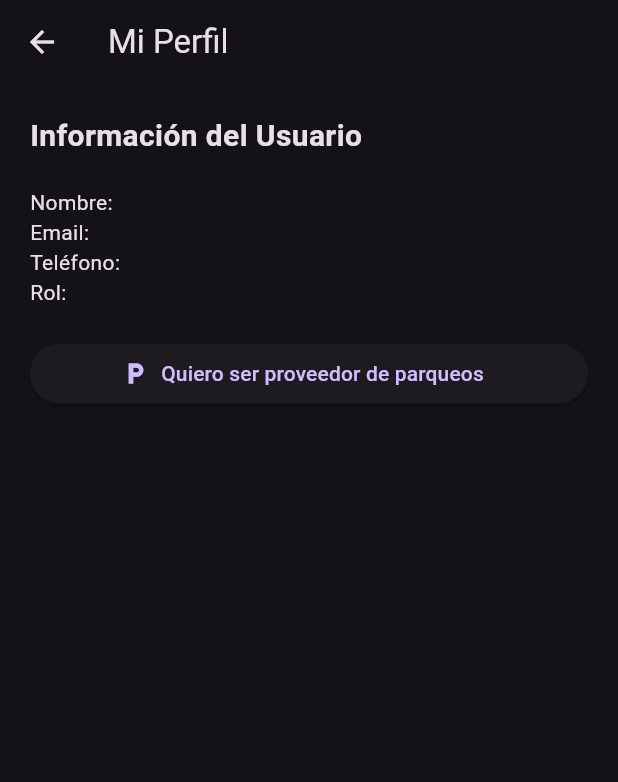
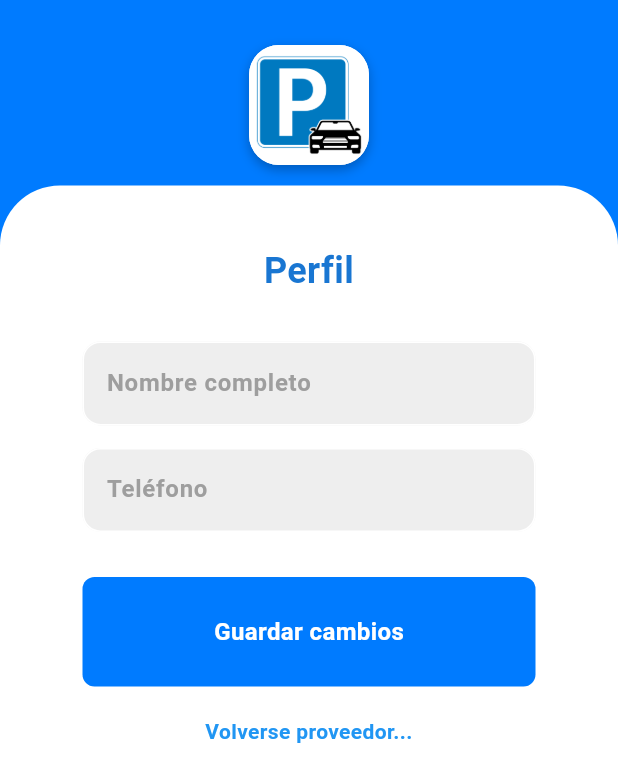
Before and after one commit to Valexito/mapBoxAPI, a Flutter app: the screen it shows once a user with an empty profile is signed in, in the side drawer, after a tap on "Perfil", on a phone screen of 412 x 824 dp. Shown: the top 782 px of the screen. Run offline on Flutter 3.47's test engine with Material 3 defaults, Android fonts, the phone set to English and light mode, and no system bars; our stand-ins replace cloud_firestore, firebase_auth, firebase_core, flutter_map, geolocator, google_sign_in and 1 more; accounts and stored records are empty; network calls fail.

Commit message:
Vistas actualizadas until bottom nav bar 2

```diff
--- a/lib/components/my_textfield.dart
+++ b/lib/components/my_textfield.dart
@@ -4,12 +4,14 @@ class MyTextField extends StatelessWidget {
   final TextEditingController controller;
   final String hintText;
   final bool obscureText;
+  final TextInputType? keyboardType;
 
   const MyTextField({
     super.key,
     required this.controller,
     required this.hintText,
     required this.obscureText,
+    this.keyboardType,
   });
 
   @override
--- a/lib/main.dart
+++ b/lib/main.dart
@@ -3,7 +3,7 @@ import 'package:firebase_core/firebase_core.dart';
 import 'package:mapbox_api/modules/auth/services/auth_page.dart';
 import 'modules/user_parking/firebase_options.dart';
 import 'package:mapbox_api/modules/core/pages/become_provider_page.dart';
-import 'package:mapbox_api/modules/shared/pages/map_picker_page.dart';
+import 'package:mapbox_api/components/map_picker_page.dart';
 
 void main() async {
   WidgetsFlutterBinding.ensureInitialized();
--- a/lib/modules/core/pages/profile_page.dart
+++ b/lib/modules/core/pages/profile_page.dart
@@ -1,95 +1,179 @@
 import 'package:cloud_firestore/cloud_firestore.dart';
 import 'package:firebase_auth/firebase_auth.dart';
 import 'package:flutter/material.dart';
+import 'package:mapbox_api/components/my_button.dart';
+import 'package:mapbox_api/components/my_text.dart';
+import 'package:mapbox_api/components/my_textfield.dart';
+import 'package:mapbox_api/modules/core/pages/become_provider_page.dart';
 
-class ProfilePage extends StatelessWidget {
+class ProfilePage extends StatefulWidget {
   const ProfilePage({super.key});
 
   @override
+  State<ProfilePage> createState() => _ProfilePageState();
+}
+
+class _ProfilePageState extends State<ProfilePage>
+    with SingleTickerProviderStateMixin {
+  final User user = FirebaseAuth.instance.currentUser!;
+  final nameController = TextEditingController();
+  final phoneController = TextEditingController();
+  bool isSaving = false;
+  double _logoOpacity = 0.0;
+
+  @override
+  void initState() {
+    super.initState();
+    fetchUserData();
+
+    Future.delayed(const Duration(milliseconds: 100), () {
+      setState(() => _logoOpacity = 1.0);
+    });
+  }
+
+  Future<void> fetchUserData() async {
+    final doc =
+        await FirebaseFirestore.instance
+            .collection('users')
+            .doc(user.uid)
+            .get();
+
+    if (doc.exists) {
+      final data = doc.data()!;
+      nameController.text = data['name'] ?? '';
+      phoneController.text = data['phone'] ?? '';
+    }
+  }
+
+  Future<void> saveProfile() async {
+    setState(() => isSaving = true);
+    try {
+      await FirebaseFirestore.instance.collection('users').doc(user.uid).update(
+        {
+          'name': nameController.text.trim(),
+          'phone': phoneController.text.trim(),
+        },
+      );
+
+      ScaffoldMessenger.of(context).showSnackBar(
+        const SnackBar(content: Text('Perfil actualizado correctamente')),
+      );
+    } catch (e) {
+      ScaffoldMessenger.of(
+        context,
+      ).showSnackBar(SnackBar(content: Text('Error al guardar: $e')));
+    } finally {
+      setState(() => isSaving = false);
+    }
+  }
+
+  @override
   Widget build(BuildContext context) {
-    final currentUser = FirebaseAuth.instance.currentUser;
-
     return Scaffold(
-      appBar: AppBar(title: const Text('Mi Perfil')),
-      body: FutureBuilder<DocumentSnapshot>(
-        future:
-            FirebaseFirestore.instance
-                .collection('users')
-                .doc(currentUser!.uid)
-                .get(),
-        builder: (context, snapshot) {
-          if (snapshot.connectionState == ConnectionState.waiting) {
-            return const Center(child: CircularProgressIndicator());
-          }
-
-          if (!snapshot.hasData || !snapshot.data!.exists) {
-            return const Center(
-              child: Text('No se encontró información del usuario.'),
-            );
-          }
-
-          final userData = snapshot.data!.data() as Map<String, dynamic>;
-          final isProvider = userData['role'] == 'provider';
-
-          return Padding(
-            padding: const EdgeInsets.all(20),
-            child: ListView(
-              children: [
-                const Text(
-                  'Información del Usuario',
-                  style: TextStyle(fontSize: 20, fontWeight: FontWeight.bold),
+      backgroundColor: const Color(0xFF007BFF),
+      body: SafeArea(
+        child: Stack(
+          children: [
+            Align(
+              alignment: Alignment.bottomCenter,
+              child: Container(
+                height: MediaQuery.of(context).size.height * 0.85,
+                width: double.infinity,
+                padding: const EdgeInsets.symmetric(
+                  horizontal: 30,
+                  vertical: 40,
                 ),
-                const SizedBox(height: 20),
-                Text('Nombre: ${userData['name'] ?? ''}'),
-                Text('Email: ${userData['email'] ?? ''}'),
-                Text('Teléfono: ${userData['phone'] ?? ''}'),
-                Text('Rol: ${userData['role'] ?? ''}'),
-                const SizedBox(height: 20),
-
-                if (!isProvider)
-                  ElevatedButton.icon(
-                    icon: const Icon(Icons.local_parking),
-                    label: const Text('Quiero ser proveedor de parqueos'),
-                    onPressed: () {
-                      // Navegar a formulario para convertirse en proveedor
-                      Navigator.pushNamed(context, '/becomeProvider');
-                    },
+                decoration: const BoxDecoration(
+                  color: Colors.white,
+                  borderRadius: BorderRadius.vertical(top: Radius.circular(40)),
+                ),
+                child: SingleChildScrollView(
+                  child: Column(
+                    crossAxisAlignment: CrossAxisAlignment.stretch,
+                    children: [
+                      const MyText(
+                        text: 'Perfil',
+                        fontSize: 24,
+                        fontWeight: FontWeight.bold,
+                        textAlign: TextAlign.center,
+                      ),
+                      const SizedBox(height: 30),
+                      MyTextField(
+                        controller: nameController,
+                        hintText: 'Nombre completo',
+                        obscureText: false,
+                      ),
+                      const SizedBox(height: 15),
+                      MyTextField(
+                        controller: phoneController,
+                        hintText: 'Teléfono',
+                        obscureText: false,
+                      ),
+                      const SizedBox(height: 30),
+                      isSaving
+                          ? const Center(child: CircularProgressIndicator())
+                          : MyButton(
+                            onTap: saveProfile,
+                            text: 'Guardar cambios',
+                            color: const Color(0xFF007BFF),
+                          ),
+                      const SizedBox(height: 20),
+                      GestureDetector(
+                        onTap: () {
+                          Navigator.push(
+                            context,
+                            MaterialPageRoute(
+                              builder: (_) => const BecomeProviderPage(),
+                            ),
+                          );
+                        },
+                        child: const MyText(
+                          text: 'Volverse proveedor...',
+                          color: Colors.blue,
+                          fontWeight: FontWeight.bold,
+                          fontSize: 14,
+                          textAlign: TextAlign.center,
+                        ),
+                      ),
+                    ],
                   ),
-
-                if (isProvider) ...[
-                  const Divider(height: 40),
-                  const Text(
-                    'Información del Parqueo',
-                    style: TextStyle(fontSize: 18, fontWeight: FontWeight.bold),
-                  ),
-                  const SizedBox(height: 10),
-                  if (userData['providerProfile'] != null)
-                    Column(
-                      crossAxisAlignment: CrossAxisAlignment.start,
-                      children: [
-                        Text(
-                          'Nombre parqueo: ${userData['providerProfile']['parkingName'] ?? ''}',
-                        ),
-                        Text(
-                          'Dirección: ${userData['providerProfile']['address'] ?? ''}',
-                        ),
-                        Text(
-                          'Espacios: ${userData['providerProfile']['slots'] ?? ''}',
-                        ),
-                        Text(
-                          'Horario: ${userData['providerProfile']['schedule'] ?? ''}',
+                ),
+              ),
+            ),
+            Align(
+              alignment: Alignment.topCenter,
+              child: Padding(
+                padding: const EdgeInsets.only(top: 30),
+                child: AnimatedOpacity(
+                  opacity: _logoOpacity,
+                  duration: const Duration(milliseconds: 800),
+                  child: Container(
+                    width: 80,
+                    height: 80,
+                    decoration: BoxDecoration(
+                      color: Colors.white,
+                      borderRadius: BorderRadius.circular(20),
+                      boxShadow: const [
+                        BoxShadow(
+                          color: Colors.black26,
+                          blurRadius: 6,
+                          offset: Offset(0, 3),
                         ),
                       ],
-                    )
-                  else
-                    const Text(
-                      'Este proveedor aún no ha registrado su parqueo.',
                     ),
-                ],
-              ],
+                    child: ClipRRect(
+                      borderRadius: BorderRadius.circular(20),
+                      child: Image.asset(
+                        'assets/images/parking_logo.png',
+                        fit: BoxFit.cover,
+                      ),
+                    ),
+                  ),
+                ),
+              ),
             ),
-          );
-        },
+          ],
+        ),
       ),
     );
   }
--- a/lib/modules/user_parking/pages/map_screen.dart
+++ b/lib/modules/user_parking/pages/map_screen.dart
@@ -1,7 +1,7 @@
 import 'package:flutter/material.dart';
 import 'package:flutter_map/flutter_map.dart';
 import 'package:latlong2/latlong.dart';
-import 'package:mapbox_api/modules/shared/bottom_nav_bar.dart';
+import 'package:mapbox_api/components/bottom_nav_bar.dart';
 import 'package:mapbox_api/modules/user_parking/services/geolocator.dart';
 import 'package:mapbox_api/modules/user_parking/services/parking_service.dart';
 import 'package:mapbox_api/modules/user_parking/models/parking.dart';
```
Also changed, not shown: lib/modules/core/pages/become_provider_page.dart (+111 -68 lines), lib/modules/user_parking/pages/reservations.dart (added, +10 -0 lines), lib/components/bottom_nav_bar.dart (renamed from lib/modules/shared/bottom_nav_bar.dart), lib/components/map_picker_page.dart (renamed from lib/modules/shared/pages/map_picker_page.dart).
